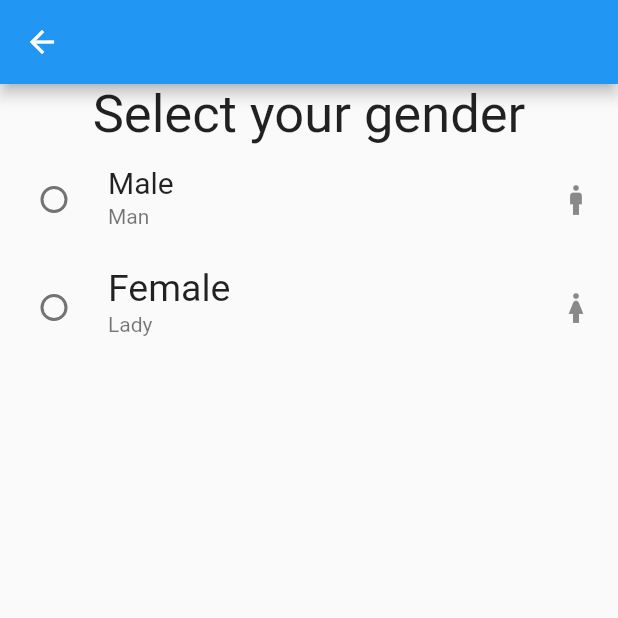
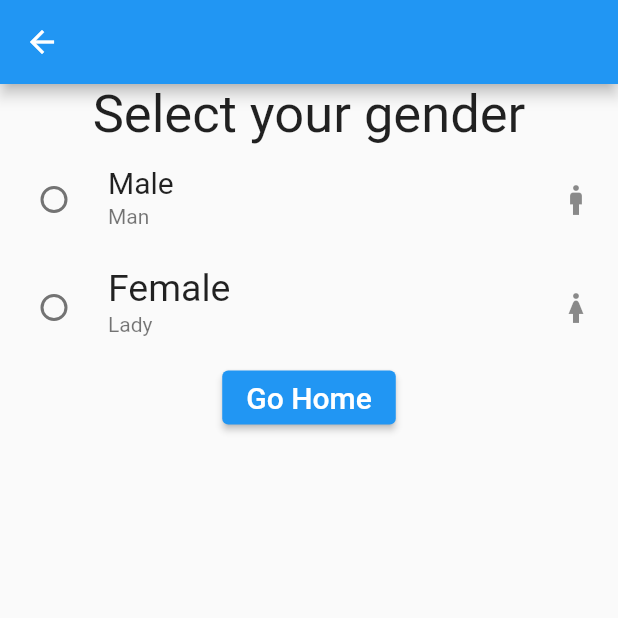
Before and after one commit to AliJRubaie/Navigator, a Flutter app: the ScreenOne screen opened directly, on a phone screen of 412 x 824 dp, the top half of it. Run offline on Flutter 3.47's test engine with Material 2 defaults, Android fonts, the phone set to English and light mode, and no system bars.

Commit message:
go home button added to screen 1

```diff
--- a/lib/screens/screen_one.dart
+++ b/lib/screens/screen_one.dart
@@ -1,4 +1,6 @@
 import "package:flutter/material.dart";
+
+import '../home.dart';
 
 class ScreenOne extends StatefulWidget {
   ScreenOne({Key? key}) : super(key: key);
@@ -42,7 +44,20 @@ class _ScreenOneState extends State<ScreenOne> {
                 myGroupValue = val!;
               });
             },
-          )
+          ),
+          ElevatedButton(
+            onPressed: () {
+              Navigator.pop(context, MaterialPageRoute(
+                builder: (context) {
+                  return Home();
+                },
+              ));
+            },
+            child: Text(
+              "Go Home",
+              style: TextStyle(fontSize: 20),
+            ),
+          ),
         ],
       ),
     );
```
